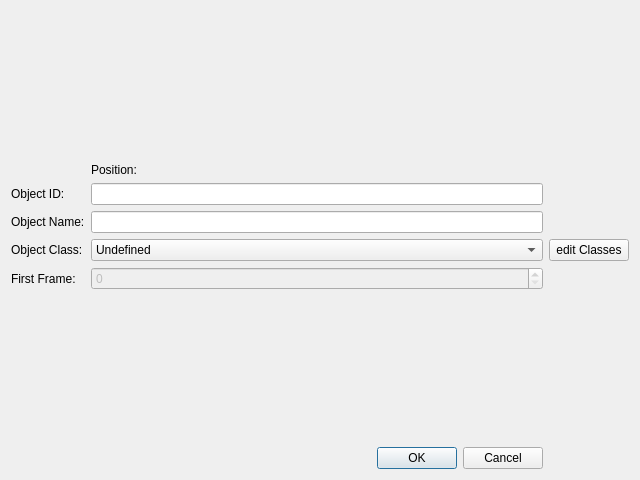
First picture: the form in source/annotator/source/gui/newobjectdialog.ui, repository annotatorproject/annotator, before the edit.
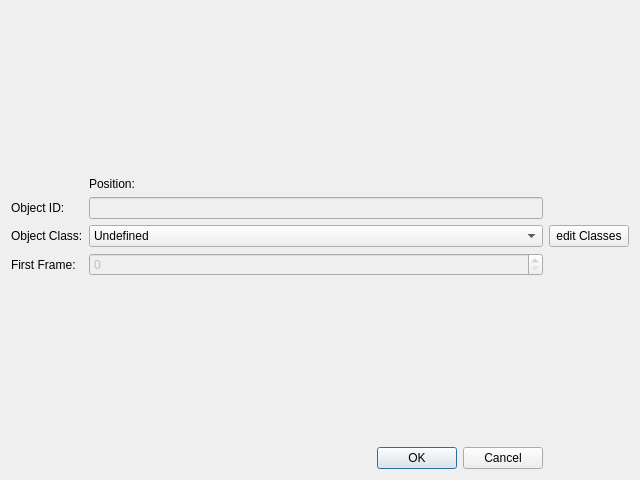
Second picture: the form after the edit.

Commit message: refactor createObjectDialog (auto-fill id)

Diff of the .ui file:
```diff
--- a/source/annotator/source/gui/newobjectdialog.ui
+++ b/source/annotator/source/gui/newobjectdialog.ui
@@ -14,7 +14,7 @@
    <string>Dialog</string>
   </property>
   <layout class="QGridLayout" name="gridLayout">
-   <item row="4" column="1">
+   <item row="3" column="1">
     <widget class="QComboBox" name="objectClassComboBox">
      <item>
       <property name="text">
@@ -30,15 +30,12 @@
      </property>
     </widget>
    </item>
-   <item row="3" column="0">
-    <widget class="QLabel" name="label">
-     <property name="text">
-      <string>Object Name:</string>
-     </property>
-    </widget>
-   </item>
    <item row="2" column="1">
-    <widget class="QLineEdit" name="objectIdLineEdit"/>
+    <widget class="QLineEdit" name="objectIdLineEdit">
+     <property name="enabled">
+      <bool>false</bool>
+     </property>
+    </widget>
    </item>
    <item row="0" column="0">
     <spacer name="verticalSpacer_2">
@@ -53,14 +50,14 @@
      </property>
     </spacer>
    </item>
-   <item row="4" column="0">
+   <item row="3" column="0">
     <widget class="QLabel" name="label_2">
      <property name="text">
       <string>Object Class:</string>
      </property>
     </widget>
    </item>
-   <item row="6" column="0">
+   <item row="5" column="0">
     <spacer name="verticalSpacer">
      <property name="orientation">
       <enum>Qt::Vertical</enum>
@@ -73,13 +70,6 @@
      </property>
     </spacer>
    </item>
-   <item row="3" column="1">
-    <widget class="QLineEdit" name="objectNameLineEdit">
-     <property name="text">
-      <string/>
-     </property>
-    </widget>
-   </item>
    <item row="1" column="1">
     <widget class="QLabel" name="positionLabel">
      <property name="text">
@@ -87,7 +77,7 @@
      </property>
     </widget>
    </item>
-   <item row="5" column="1">
+   <item row="4" column="1">
     <widget class="QSpinBox" name="frameSpinBox">
      <property name="enabled">
       <bool>false</bool>
@@ -107,14 +97,14 @@
      </property>
     </widget>
    </item>
-   <item row="5" column="0">
+   <item row="4" column="0">
     <widget class="QLabel" name="label_3">
      <property name="text">
       <string>First Frame:</string>
      </property>
     </widget>
    </item>
-   <item row="4" column="2">
+   <item row="3" column="2">
     <widget class="QPushButton" name="editClassesButton">
      <property name="text">
       <string>edit Classes</string>
```
Left out of the diff: 2 changed lines with no effect on the pictures. The commit also changes 2 other files.
